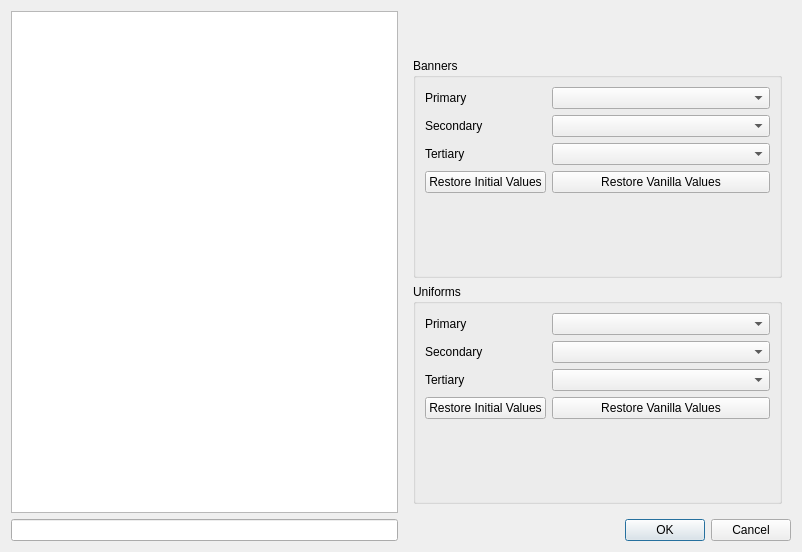
Frodo45127/rpfm, file rpfm_ui/ui_templates/tool_faction_color_editor.ui: the form before one commit.
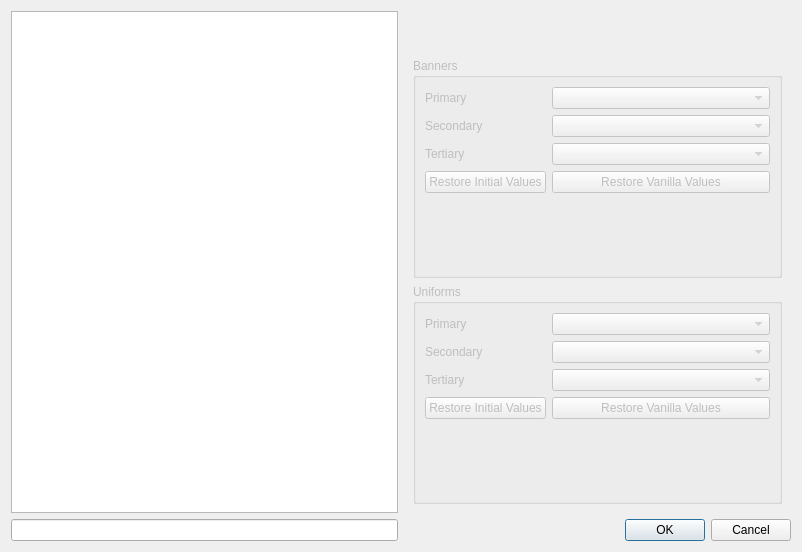
The form after the commit. Custom widgets are drawn as their Qt base class.

Commit message: Stability improvements and code to make the restore buttons work.

```diff
--- a/rpfm_ui/ui_templates/tool_faction_color_editor.ui
+++ b/rpfm_ui/ui_templates/tool_faction_color_editor.ui
@@ -52,6 +52,9 @@
       </item>
       <item>
        <widget class="QGroupBox" name="banner_groupbox">
+        <property name="enabled">
+         <bool>false</bool>
+        </property>
         <property name="title">
          <string>Banners</string>
         </property>
@@ -111,6 +114,9 @@
       </item>
       <item>
        <widget class="QGroupBox" name="uniform_groupbox">
+        <property name="enabled">
+         <bool>false</bool>
+        </property>
         <property name="title">
          <string>Uniforms</string>
         </property>
```
The commit also changes 7 other files.
